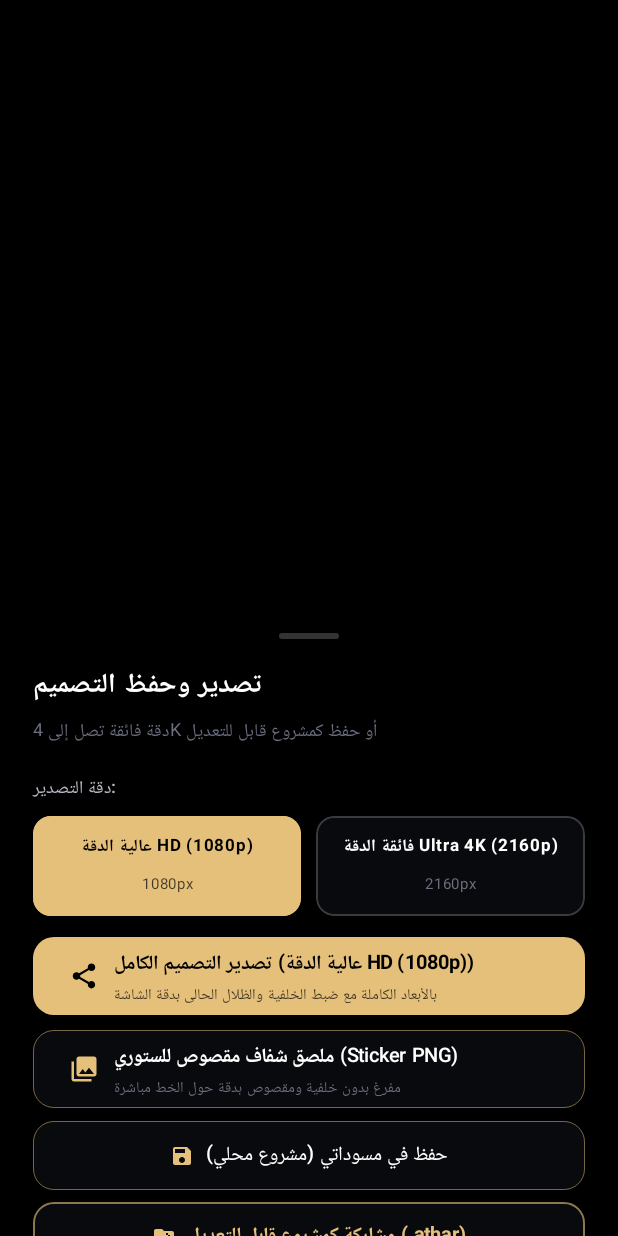
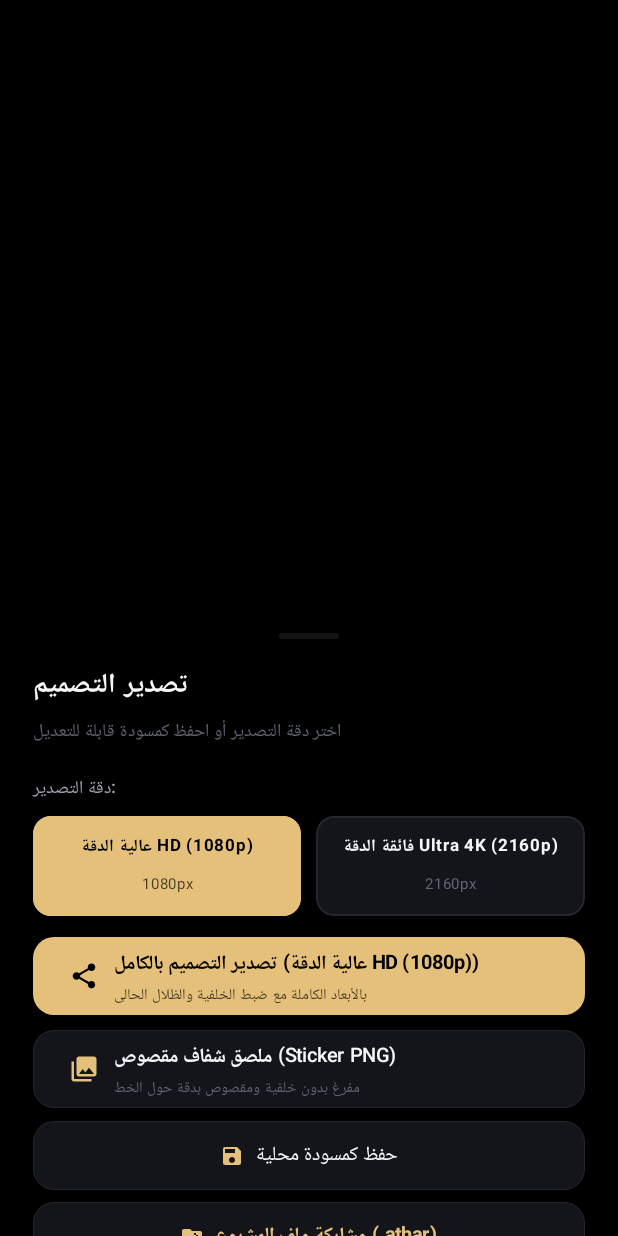
Before and after one commit to XRTM8/Athar-Studio, an Android app built with Jetpack Compose: the composable ExportBottomSheet shown on its own in the app's theme, on a phone screen of 412 x 824 dp. Run offline under Robolectric (Android 15) with nearby library versions, the phone set to English and light mode, and no system bars.

Commit message:
refactor(ux): un-AI-slop studio UX, calibrate Apple/Linear-grade dark design tokens, purge UI puffery & release v1.6.6

```diff
--- a/android-app/app/build.gradle.kts
+++ b/android-app/app/build.gradle.kts
@@ -12,8 +12,8 @@ android {
         applicationId = "app.xrtm8.athar"
         minSdk = 26
         targetSdk = 34
-        versionCode = 18
-        versionName = "1.6.5"
+        versionCode = 19
+        versionName = "1.6.6"
 
         testInstrumentationRunner = "androidx.test.runner.AndroidJUnitRunner"
         vectorDrawables {
--- a/android-app/app/src/main/java/app/xrtm8/athar/MainActivity.kt
+++ b/android-app/app/src/main/java/app/xrtm8/athar/MainActivity.kt
@@ -47,9 +47,9 @@ class MainActivity : ComponentActivity() {
         // Silent non-blocking update check in background upon launch
         lifecycleScope.launch {
             val currentVersion = try {
-                packageManager.getPackageInfo(packageName, 0).versionName ?: "1.6.5"
+                packageManager.getPackageInfo(packageName, 0).versionName ?: "1.6.6"
             } catch (e: Exception) {
-                "1.6.5"
+                "1.6.6"
             }
             updateManager.checkForUpdates(currentVersionName = currentVersion, showNotificationOnFound = true)
         }
--- a/android-app/app/src/main/java/app/xrtm8/athar/ui/components/TextGlassBackdropPanel.kt
+++ b/android-app/app/src/main/java/app/xrtm8/athar/ui/components/TextGlassBackdropPanel.kt
@@ -68,13 +68,13 @@ fun TextGlassBackdropPanel(
         ) {
             Column(modifier = Modifier.weight(1f)) {
                 Text(
-                    text = "بطاقة الزجاج المعتم خلف النصوص",
+                    text = "لوح زجاجي خلف النص",
                     color = PureWhite,
                     fontSize = 12.5.sp,
                     fontWeight = FontWeight.Bold
                 )
                 Text(
-                    text = "إبراز التايبوغرافي فوق الصور المعقدة بطبقة زجاجية مصنفرة فاخرة",
+                    text = "طبقة مصنفرة شبه شفافة تبرز النص فوق الصور",
                     color = SubtleGray,
                     fontSize = 10.5.sp
                 )
@@ -93,7 +93,7 @@ fun TextGlassBackdropPanel(
             Spacer(modifier = Modifier.height(10.dp))
 
             // Presets Horizontal Carousel
-            Text(text = "خامات وتنسيقات الزجاج الفاخرة:", color = MutedWhite, fontSize = 11.5.sp)
+            Text(text = "أنماط الزجاج:", color = MutedWhite, fontSize = 11.5.sp)
             Spacer(modifier = Modifier.height(5.dp))
 
             Row(
--- a/android-app/app/src/main/java/app/xrtm8/athar/ui/dialogs/ExportBottomSheet.kt
+++ b/android-app/app/src/main/java/app/xrtm8/athar/ui/dialogs/ExportBottomSheet.kt
@@ -55,9 +55,9 @@ fun ExportBottomSheet(
                 .padding(horizontal = 22.dp, vertical = 6.dp)
                 .navigationBarsPadding()
         ) {
-            Text(text = "تصدير وحفظ التصميم", color = PureWhite, fontSize = 18.sp, fontWeight = FontWeight.Bold)
+            Text(text = "تصدير التصميم", color = PureWhite, fontSize = 18.sp, fontWeight = FontWeight.Bold)
             Spacer(modifier = Modifier.height(3.dp))
-            Text(text = "دقة فائقة تصل إلى 4K أو حفظ كمشروع قابل للتعديل", color = SubtleGray, fontSize = 12.sp)
+            Text(text = "اختر دقة التصدير أو احفظ كمسودة قابلة للتعديل", color = SubtleGray, fontSize = 12.sp)
 
             Spacer(modifier = Modifier.height(14.dp))
 
@@ -123,13 +123,13 @@ fun ExportBottomSheet(
                         Spacer(modifier = Modifier.width(10.dp))
                         Column {
                             Text(
-                                text = if (state.isTransparentBg) "تصدير الكانفاس الشفاف الكامل (PNG)" else "تصدير التصميم الكامل (${selectedResolution.label})",
+                                text = if (state.isTransparentBg) "تصدير الكانفاس الشفاف (PNG)" else "تصدير التصميم بالكامل (${selectedResolution.label})",
                                 color = AmoledBlack,
                                 fontWeight = FontWeight.Bold,
                                 fontSize = 13.sp
                             )
                             Text(
-                                text = "بالأبعاد الكاملة مع ضبط الخلفية والظلال الحالي بدقة الشاشة",
+                                text = "بالأبعاد الكاملة مع ضبط الخلفية والظلال الحالي",
                                 color = AmoledBlack.copy(alpha = 0.75f),
                                 fontSize = 10.sp
                             )
@@ -148,7 +148,7 @@ fun ExportBottomSheet(
                 },
                 colors = ButtonDefaults.buttonColors(containerColor = GlassSurface),
                 shape = RoundedCornerShape(14.dp),
-                border = androidx.compose.foundation.BorderStroke(0.5.dp, GlassBorderActive),
+                border = androidx.compose.foundation.BorderStroke(0.5.dp, GlassBorder),
                 modifier = Modifier.fillMaxWidth().height(52.dp),
                 enabled = !isExporting
             ) {
@@ -161,8 +161,8 @@ fun ExportBottomSheet(
                         Icon(Icons.Default.PhotoLibrary, contentDescription = null, tint = GoldAccent, modifier = Modifier.size(20.dp))
                         Spacer(modifier = Modifier.width(10.dp))
                         Column {
-                            Text(text = "ملصق شفاف مقصوص للستوري (Sticker PNG)", color = PureWhite, fontWeight = FontWeight.SemiBold, fontSize = 13.sp)
-                            Text(text = "مفرغ بدون خلفية ومقصوص بدقة حول الخط مباشرة", color = SubtleGray, fontSize = 10.sp)
+                            Text(text = "ملصق شفاف مقصوص (Sticker PNG)", color = PureWhite, fontWeight = FontWeight.SemiBold, fontSize = 13.sp)
+                            Text(text = "مفرغ بدون خلفية ومقصوص بدقة حول الخط", color = SubtleGray, fontSize = 10.sp)
                         }
                     }
                 }
@@ -178,13 +178,13 @@ fun ExportBottomSheet(
                 },
                 colors = ButtonDefaults.buttonColors(containerColor = GlassSurface),
                 shape = RoundedCornerShape(14.dp),
-                border = androidx.compose.foundation.BorderStroke(0.5.dp, GlassBorderActive),
+                border = androidx.compose.foundation.BorderStroke(0.5.dp, GlassBorder),
                 modifier = Modifier.fillMaxWidth().height(46.dp)
             ) {
                 Row(verticalAlignment = Alignment.CenterVertically) {
                     Icon(Icons.Default.Save, contentDescription = null, tint = GoldAccent, modifier = Modifier.size(16.dp))
                     Spacer(modifier = Modifier.width(8.dp))
-                    Text(text = "حفظ في مسوداتي (مشروع محلي)", color = PureWhite, fontWeight = FontWeight.Medium, fontSize = 13.sp)
+                    Text(text = "حفظ كمسودة محلية", color = PureWhite, fontWeight = FontWeight.Medium, fontSize = 13.sp)
                 }
             }
 
@@ -198,13 +198,13 @@ fun ExportBottomSheet(
                 },
                 colors = ButtonDefaults.buttonColors(containerColor = GlassSurface),
                 shape = RoundedCornerShape(14.dp),
-                border = androidx.compose.foundation.BorderStroke(1.dp, GoldAccent.copy(alpha = 0.6f)),
+                border = androidx.compose.foundation.BorderStroke(0.5.dp, GlassBorder),
                 modifier = Modifier.fillMaxWidth().height(46.dp)
             ) {
                 Row(verticalAlignment = Alignment.CenterVertically) {
                     Icon(Icons.Default.FolderZip, contentDescription = null, tint = GoldAccent, modifier = Modifier.size(16.dp))
                     Spacer(modifier = Modifier.width(8.dp))
-                    Text(text = "مشاركة كمشروع قابل للتعديل (.athar)", color = GoldAccent, fontWeight = FontWeight.Bold, fontSize = 13.sp)
+                    Text(text = "مشاركة ملف المشروع (.athar)", color = GoldAccent, fontWeight = FontWeight.Bold, fontSize = 13.sp)
                 }
             }
 
--- a/android-app/app/src/main/java/app/xrtm8/athar/ui/dialogs/ProjectsBottomSheet.kt
+++ b/android-app/app/src/main/java/app/xrtm8/athar/ui/dialogs/ProjectsBottomSheet.kt
@@ -73,7 +73,7 @@ fun ProjectsBottomSheet(
                 verticalAlignment = Alignment.CenterVertically
             ) {
                 Text(
-                    text = "مشاريعي ومسوداتي (.athar)",
+                    text = "المشاريع والمسودات",
                     color = PureWhite,
                     fontWeight = FontWeight.Bold,
                     fontSize = 17.5.sp
@@ -85,7 +85,7 @@ fun ProjectsBottomSheet(
                     },
                     colors = ButtonDefaults.buttonColors(containerColor = GlassSurface),
                     shape = RoundedCornerShape(10.dp),
-                    border = androidx.compose.foundation.BorderStroke(0.5.dp, GlassBorderActive),
+                    border = androidx.compose.foundation.BorderStroke(0.5.dp, GlassBorder),
                     modifier = Modifier.height(34.dp)
                 ) {
                     Icon(Icons.Default.FileOpen, contentDescription = null, tint = GoldAccent, modifier = Modifier.size(14.dp))
--- a/android-app/app/src/main/java/app/xrtm8/athar/ui/panels/TransformPositionPanel.kt
+++ b/android-app/app/src/main/java/app/xrtm8/athar/ui/panels/TransformPositionPanel.kt
@@ -76,7 +76,7 @@ fun TransformPositionPanel(
                 )
                 Spacer(modifier = Modifier.width(8.dp))
                 Text(
-                    text = "إعادة ضبط التمركز والتكبير للوسط ✦",
+                    text = "إعادة ضبط الموضع والتكبير",
                     color = PureWhite,
                     fontSize = 12.sp,
                     fontWeight = FontWeight.SemiBold
@@ -125,7 +125,7 @@ fun TransformPositionPanel(
             ) {
                 listOf(
                     -90f to "-90°",
-                    0f to "0° أفقي",
+                    0f to "0°",
                     90f to "+90°",
                     180f to "180°"
                 ).forEach { (angle, label) ->
@@ -204,7 +204,7 @@ fun TransformPositionPanel(
                 contentAlignment = Alignment.Center
             ) {
                 Text(
-                    text = "1.0x الأصلي",
+                    text = "1.0x",
                     color = GoldAccent,
                     fontSize = 10.sp,
                     fontWeight = FontWeight.Bold
--- a/android-app/app/src/main/java/app/xrtm8/athar/ui/panels/TypographyPanel.kt
+++ b/android-app/app/src/main/java/app/xrtm8/athar/ui/panels/TypographyPanel.kt
@@ -94,7 +94,7 @@ fun TypographyPanel(
 
         // 2. Arabic Font Families Carousel with authentic specimen previews
         Text(
-            text = "الخط العربي الأصيل:",
+            text = "الخط العربي:",
             color = MutedWhite,
             fontSize = 11.5.sp,
             fontWeight = FontWeight.Medium
@@ -239,7 +239,7 @@ fun TypographyPanel(
         Spacer(modifier = Modifier.height(4.dp))
 
         StudioSlider(
-            title = "تباعد الحروف (Letter Spacing)",
+            title = "تباعد الحروف",
             value = state.letterSpacing,
             onValueChange = onLetterSpacingChange,
             onValueChangeFinished = onSliderChangeFinished,
@@ -251,7 +251,7 @@ fun TypographyPanel(
         Spacer(modifier = Modifier.height(4.dp))
 
         StudioSlider(
-            title = "تباعد الأسطر (Line Spacing)",
+            title = "تباعد الأسطر",
             value = state.lineSpacingMultiplier,
             onValueChange = onLineSpacingChange,
             onValueChangeFinished = onSliderChangeFinished,
--- a/android-app/app/src/main/java/app/xrtm8/athar/ui/theme/Theme.kt
+++ b/android-app/app/src/main/java/app/xrtm8/athar/ui/theme/Theme.kt
@@ -5,29 +5,41 @@ import androidx.compose.material3.darkColorScheme
 import androidx.compose.runtime.Composable
 import androidx.compose.ui.graphics.Color
 
-// Pure True AMOLED Black
+// Pure Deep Canvas & Studio Surfaces (Linear & Apple Pro Studio Caliber)
 val AmoledBlack = Color(0xFF000000)
+val StudioBackground = Color(0xFF0A0B0E)      // Deep studio background
+val StudioSurface = Color(0xFF14151B)         // Card & panel surface
+val StudioSurfaceElevated = Color(0xFF1E2028)    // Interactive / hover fill
+val StudioSurfaceActive = Color(0xFF282A36)      // Selected item fill
 
-// Luxury Accents
+// Typography Hierarchy (Calibrated optical contrast)
+val PureWhite = Color(0xFFF5F6F8)             // Primary text & key elements
+val MutedWhite = Color(0xFFA1A3AF)            // Secondary labels & descriptions
+val SubtleGray = Color(0xFF636674)            // Tertiary, hints & inactive icons
+
+// Hairline Optical Boundaries (Clean, non-distracting 8%-14% separators)
+val StudioBorder = Color(0x14FFFFFF)          // Crisp hairline border (8%)
+val StudioBorderSubtle = Color(0x24FFFFFF)    // Interactive container outline (14%)
+val StudioBorderActive = Color(0x66E5C07B)    // Restrained gold focus outline
+
+// Refined Luxury Accent (Champagne Gold - Restrained & Dignified)
 val GoldAccent = Color(0xFFE5C07B)
 val GoldWarm = Color(0xFFD49438)
-val PureWhite = Color(0xFFFFFFFF)
-val MutedWhite = Color(0xFFB8BAC6)
-val SubtleGray = Color(0xFF6B6E7E)
+val GoldMuted = Color(0x26E5C07B)             // 15% gold tint for active chips/tabs
 
-// Frosted Glass & Surface Tokens
-val GlassBackground = Color(0xB308090D)   // Translucent deep backdrop
-val GlassSurface = Color(0x40252836)      // Frosted card fill
-val GlassSurfaceHover = Color(0x6633374A) // Active frosted fill
-val GlassBorder = Color(0x33FFFFFF)       // Crisp glass edge highlight
-val GlassBorderActive = Color(0x80E5C07B) // Gold highlighted glass edge
+// Backward-compatible surface & glass tokens
+val GlassBackground = Color(0xD90A0B0E)
+val GlassSurface = StudioSurface
+val GlassSurfaceHover = StudioSurfaceElevated
+val GlassBorder = StudioBorder
+val GlassBorderActive = StudioBorderActive
 
 private val AtharColorScheme = darkColorScheme(
     primary = GoldAccent,
     secondary = GoldWarm,
     background = AmoledBlack,
-    surface = GlassSurface,
-    surfaceVariant = GlassSurfaceHover,
+    surface = StudioSurface,
+    surfaceVariant = StudioSurfaceElevated,
     onPrimary = AmoledBlack,
     onSecondary = AmoledBlack,
     onBackground = PureWhite,
--- a/android-app/app/src/main/java/app/xrtm8/athar/updater/AtharUpdateManager.kt
+++ b/android-app/app/src/main/java/app/xrtm8/athar/updater/AtharUpdateManager.kt
@@ -78,7 +78,7 @@ class AtharUpdateManager(private val context: Context) {
         return false
     }
 
-    suspend fun checkForUpdates(currentVersionName: String = "1.6.5", showNotificationOnFound: Boolean = true): UpdateInfo? {
+    suspend fun checkForUpdates(currentVersionName: String = "1.6.6", showNotificationOnFound: Boolean = true): UpdateInfo? {
         return withContext(Dispatchers.IO) {
             try {
                 val url = URL(RELEASES_API_URL)
```
Also changed, not shown: android-app/app/src/main/java/app/xrtm8/athar/ui/components/PhotoAdjustmentsPanel.kt (+6 -6 lines), android-app/app/src/main/java/app/xrtm8/athar/ui/components/TextPlacementMatrix.kt (+6 -6 lines), android-app/app/src/main/java/app/xrtm8/athar/ui/panels/CanvasBackgroundPanel.kt (+6 -6 lines), android-app/app/src/main/java/app/xrtm8/athar/ui/panels/KashidaPanel.kt (+11 -11 lines), android-app/app/src/main/java/app/xrtm8/athar/ui/panels/StyleEffectsPanel.kt (+9 -9 lines), 1 other file.
